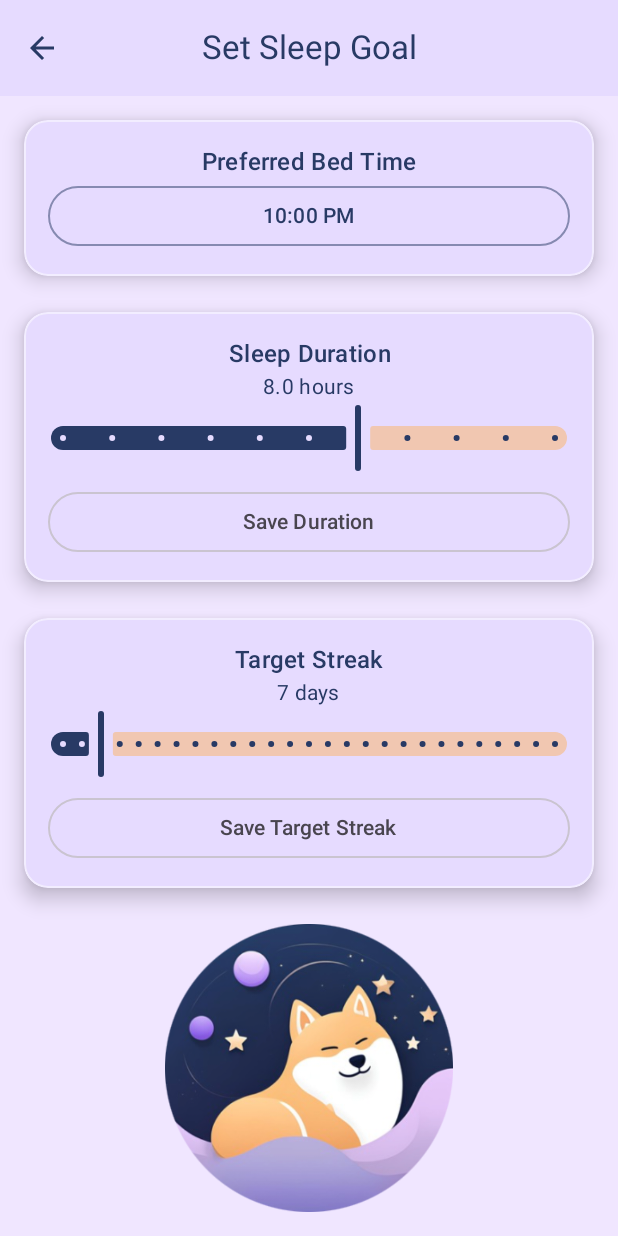
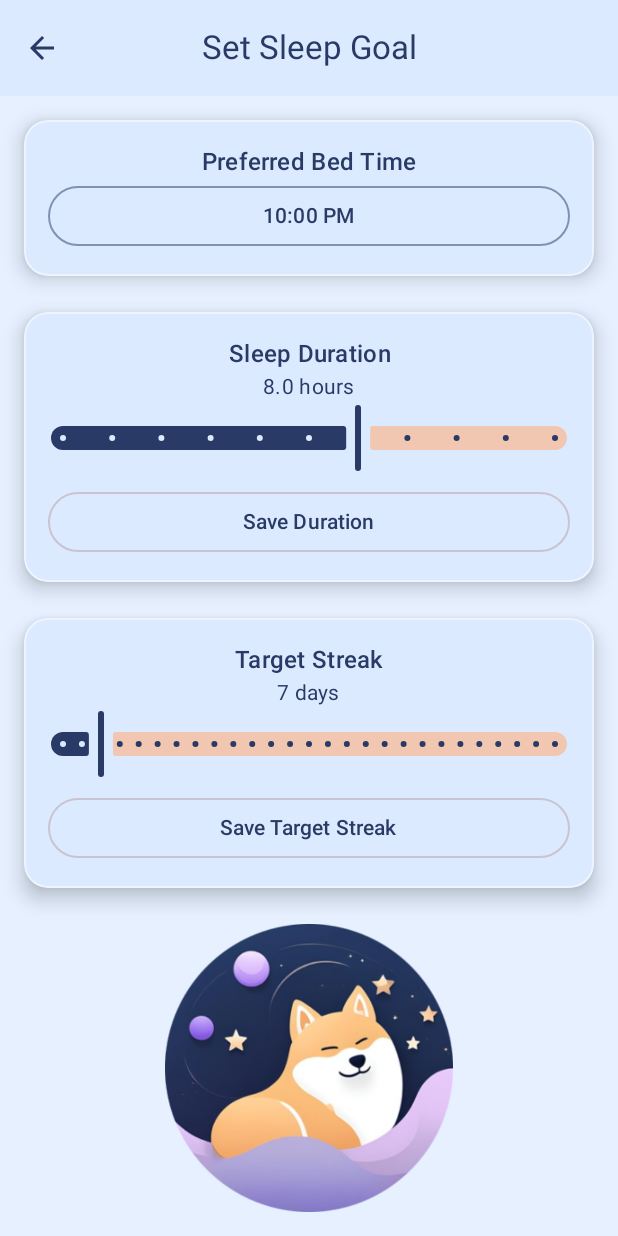
Before and after one commit to LyapunKate/SleepBuddy, an Android app built with Jetpack Compose: the screen it shows after launch (MainActivity), after a tap on "Set Sleep Goal", on a phone screen of 412 x 824 dp. Run offline under Robolectric (Android 15) with nearby library versions, the phone set to English and light mode, and no system bars; our stand-ins replace Room's generated code.

Commit message:
Changed the color pallet from violet to blue

```diff
--- a/app/src/main/java/com/sleepbuddy/sleeptracker/ui/screens/HomeScreen.kt
+++ b/app/src/main/java/com/sleepbuddy/sleeptracker/ui/screens/HomeScreen.kt
@@ -109,7 +109,7 @@ fun HomeScreen(
             ) {
                 MascotAnimation(
                     mascotState = mascotState,
-                    modifier = Modifier.fillMaxSize(0.7f)
+                    modifier = Modifier.fillMaxSize(1f)
                 )
             }
 
@@ -217,7 +217,8 @@ fun StreakProgress(
                 progress = (currentStreak % (targetStreak + 1)) / targetStreak.toFloat(),
                 modifier = Modifier
                     .fillMaxWidth()
-                    .height(8.dp)
+                    .height(8.dp),
+                trackColor = MaterialTheme.colorScheme.secondary.copy(alpha = 0.7f)
             )
         }
     }
--- a/app/src/main/java/com/sleepbuddy/sleeptracker/ui/theme/Color.kt
+++ b/app/src/main/java/com/sleepbuddy/sleeptracker/ui/theme/Color.kt
@@ -2,17 +2,17 @@ package com.sleepbuddy.sleeptracker.ui.theme
 
 import androidx.compose.ui.graphics.Color
 
-// Neumorphic color palette
-val Background = Color(0xFFF0E6FF)  // Light purple background
-val Surface = Color(0xFFE6DBFF)     // Slightly darker for surfaces
+// Neumorphic color palette with blue tones
+val Background = Color(0xFFE6F0FF)  // Light blue background
+val Surface = Color(0xFFDBEAFF)     // Slightly darker blue for surfaces
 val Primary = Color(0xFF283A65)     // Deep blue for primary actions
-val Secondary = Color(0xFFD4C5FF)   // Light purple for secondary elements
-val Accent = Color(0xFFF1C7B1)      // Peach accent
-val Shadow = Color(0xFFD1C4E9)      // Dark shadow
-val Highlight = Color(0xFFFFFBFF)   // Light highlight
+val Secondary = Color(0xFFC5D8FF)   // Light blue for secondary elements
+val Accent = Color(0xFFF1C7B1)      // Keep the peach accent for contrast
+val Shadow = Color(0xFFC4D1E9)      // Blue-tinted shadow
+val Highlight = Color(0xFFFFFBFF)   // White highlight
 
 // We'll keep these for dark theme or remove if not needed
-val Purple80 = Color(0xFFF3E0FF)
+val Purple80 = Color(0xFFE6F0FF)
 val PurpleGrey80 = Color(0xFFCCC2DC)
 val Pink80 = Color(0xFFEFB8C8)
 
--- a/app/src/main/java/com/sleepbuddy/sleeptracker/ui/theme/Theme.kt
+++ b/app/src/main/java/com/sleepbuddy/sleeptracker/ui/theme/Theme.kt
@@ -29,7 +29,9 @@ private val LightColorScheme = lightColorScheme(
     onPrimary = Color.White,
     onSecondary = Primary,
     onBackground = Primary,
-    onSurface = Primary
+    onSurface = Primary,
+    surfaceVariant = Surface,
+    onSurfaceVariant = Primary
 )
 
 @Composable
```
